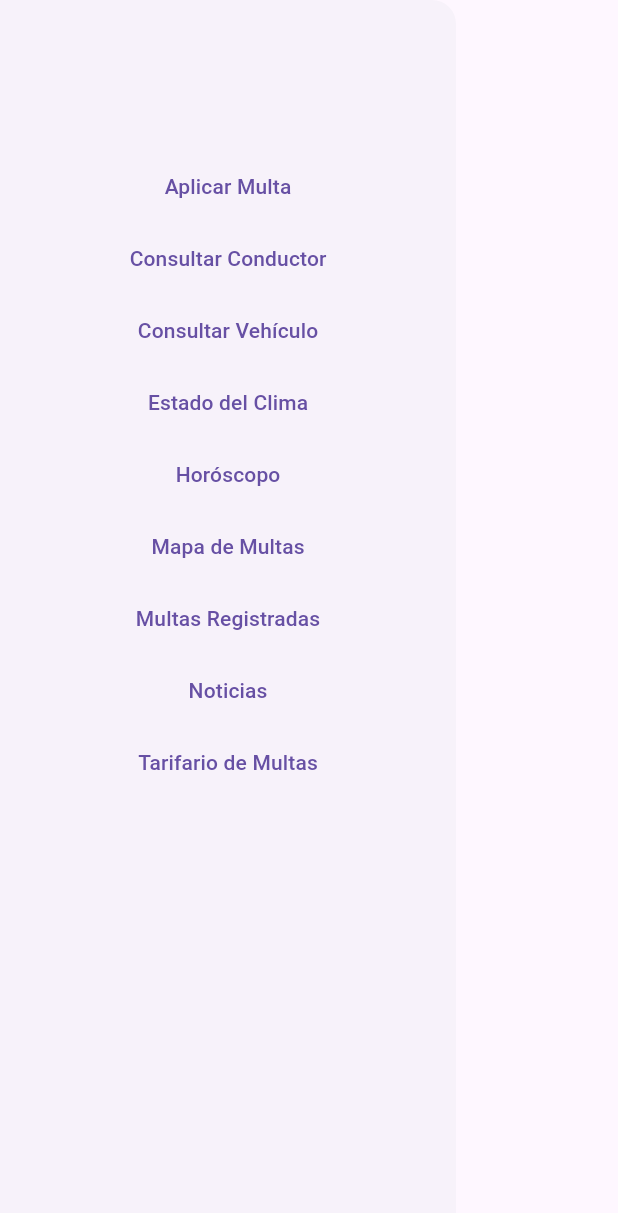
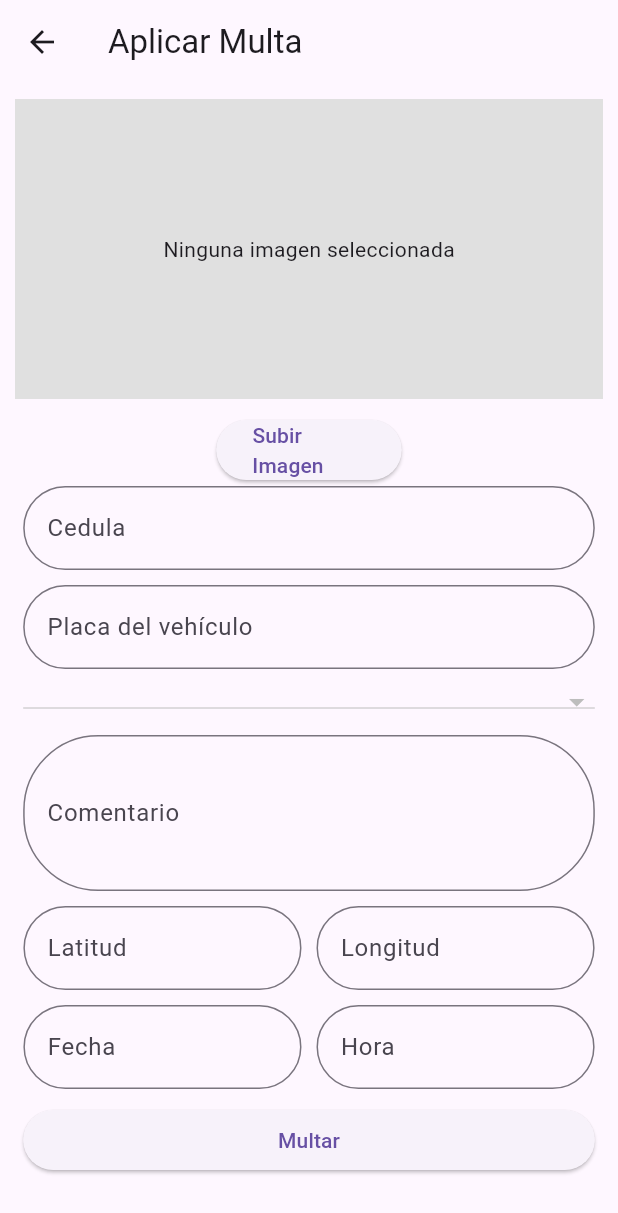
Before and after one commit to ThCh04/FinalApp, a Flutter app: what mainDrawer() shows on an empty page, opened directly, after a tap on "Aplicar Multa", on a phone screen of 412 x 824 dp. Shown: the top 1213 px of the screen. Run offline on Flutter 3.47's test engine with Material 3 defaults, Android fonts, the phone set to English and light mode, and no system bars; our stand-ins replace cloud_firestore, firebase_core, google_maps_flutter, image_picker; accounts and stored records are empty; network calls fail.

Commit message:
FinalApp: Login Funcionando y pantalla de aplicar multas diseñada

```diff
--- /dev/null
+++ b/lib/pages/fines/addFines_page.dart
@@ -0,0 +1,187 @@
+import 'package:flutter/material.dart';
+import 'dart:io';
+import 'package:finalapp/widgets/images_widgets.dart';
+import 'package:image_picker/image_picker.dart';
+
+import '../../services/firebase/image/image_service.dart';
+class FinesPage extends StatefulWidget{
+  const FinesPage({Key? key}) : super(key: key);
+
+  @override
+  _FinesPageState createState() => _FinesPageState();
+}
+
+class _FinesPageState extends State<FinesPage>{
+  File? image_upload;
+  late final XFile? image;
+  @override
+  Widget build(BuildContext context){
+    return Scaffold(
+      appBar: AppBar(
+        title: const Text('Aplicar Multa'),
+      ),
+      body: SingleChildScrollView(
+        child: Column(
+          mainAxisAlignment: MainAxisAlignment.center,
+          children: [
+            image_upload != null ? imgFomrt(image_upload): Container(
+              height: 200,
+              width: double.infinity,
+              margin: const EdgeInsets.all(10),
+              color: Colors.grey[300],
+              child:const Column(
+                mainAxisAlignment: MainAxisAlignment.center,
+                children: [
+                  Text('Ninguna imagen seleccionada')
+                ],
+              ) ,
+
+            ),
+              _imgBtn(),
+              SizedBox(
+                width: MediaQuery.of(context).size.width*0.925,
+                child: Column(
+                  children: [
+                    TextFormField(
+                      keyboardType: TextInputType.number,
+                      controller: null,
+                      decoration:  InputDecoration(
+                        hintText: '000-0000000-0', labelText: 'Cedula',
+                        border: OutlineInputBorder(
+                          borderRadius: BorderRadius.circular(50.0),
+                        ),
+                      ),
+                    ),
+                    const Padding(padding: EdgeInsets.all(5)),
+                    TextFormField(
+                      keyboardType: TextInputType.number,
+                      controller: null,
+                      decoration:  InputDecoration(
+                        hintText: '000-0000000-0', labelText: 'Placa del vehículo',
+                        border: OutlineInputBorder(
+                          borderRadius: BorderRadius.circular(50.0),
+                        ),
+                      ),
+                    ),
+                    const Padding(padding: EdgeInsets.all(5)),
+                    DropdownButton<String>(
+                      isExpanded: true,
+                      items: null,
+                      onChanged: (_){},
+                    ),
+                    const Padding(padding: EdgeInsets.all(5)),
+                    TextFormField(
+                      controller: null,
+                      maxLines: 3,
+                      decoration:  InputDecoration(
+                        hintText: 'Escribe un comentario', labelText: 'Comentario',
+                        border: OutlineInputBorder(
+                          borderRadius: BorderRadius.circular(50.0),
+                        ),
+                      ),
+                    ),
+                  ],
+                ),
+              ),
+            const Padding(padding: EdgeInsets.all(5)),
+            Row(
+              mainAxisAlignment: MainAxisAlignment.center,
+              children: [
+                SizedBox(
+                  width: MediaQuery.of(context).size.width*0.45,
+                  child: TextFormField(
+                    keyboardType: TextInputType.number,
+                    controller: null,
+                    decoration:  InputDecoration(
+                      hintText: '18.7', labelText: 'Latitud',
+                      border: OutlineInputBorder(
+                        borderRadius: BorderRadius.circular(50.0),
+                      ),
+                    ),
+                  ),
+                ),
+                const Padding(padding: EdgeInsets.all(5)),
+                SizedBox(
+                  width: MediaQuery.of(context).size.width*0.45,
+                  child: TextFormField(
+                    keyboardType: TextInputType.number,
+                    controller: null,
+                    decoration:  InputDecoration(
+                      hintText: '-69.6', labelText: 'Longitud',
+                      border: OutlineInputBorder(
+                        borderRadius: BorderRadius.circular(50.0),
+                      ),
+                    ),
+                  ),
+                ),
+              ],
+            ),
+            const Padding(padding: EdgeInsets.all(5)),
+            Row(
+              mainAxisAlignment: MainAxisAlignment.center,
+              children: [
+                SizedBox(
+                  width: MediaQuery.of(context).size.width*0.45,
+                  child: TextFormField(
+                    keyboardType: TextInputType.number,
+                    controller: null,
+                    decoration:  InputDecoration(
+                      hintText: '01/12/2023', labelText: 'Fecha',
+                      border: OutlineInputBorder(
+                        borderRadius: BorderRadius.circular(50.0),
+                      ),
+                    ),
+                  ),
+                ),
+                const Padding(padding: EdgeInsets.all(5)),
+                SizedBox(
+                  width: MediaQuery.of(context).size.width*0.45,
+                  child:   TextFormField(
+                    keyboardType: TextInputType.number,
+                    controller: null,
+                    decoration:  InputDecoration(
+                      hintText: '18:40', labelText: 'Hora',
+                      border: OutlineInputBorder(
+                        borderRadius: BorderRadius.circular(50.0),
+                      ),
+                    ),
+                  ),
+                )
+              ],
+            ),
+            const Padding(padding: EdgeInsets.all(5)),
+            SizedBox(
+              width: MediaQuery.of(context).size.width*0.925,
+              child: Row(
+                children: [
+                  Expanded(
+                    child: ElevatedButton(
+                      onPressed: (){},
+                      child: const Text('Multar'),
+
+                    ),
+                  ),
+                ]
+              ),
+            )
+          ],
+        ),
+      ),
+    );
+  }
+  SizedBox _imgBtn() {
+    return SizedBox(
+      width: MediaQuery.of(context).size.width*0.3,
+      child: ElevatedButton(
+        onPressed: () async{
+          image = await getImage();
+          setState(() {
+            image_upload = File(image!.path);
+          });
+
+        },
+        child: const Text('Subir Imagen'),
+      ),
+    );
+  }
+}
--- a/lib/routes.dart
+++ b/lib/routes.dart
@@ -1,4 +1,5 @@
 import 'package:finalapp/pages/auth/login_page.dart';
+import 'package:finalapp/pages/fines/addFines_page.dart';
 import 'package:finalapp/pages/newsScreen.dart';
 import 'package:finalapp/pages/types_fine_page.dart';
 import 'package:flutter/material.dart';
@@ -11,5 +12,6 @@ Map<String, WidgetBuilder> routesList = {
     "/multas": (context) => MultasRegistradasScreen(),
     "/mapa": (context) => MapaMultasScreen(),
     "/news": (context) => NewsScreen(),
-  "/typesfine": (context) => TypesFinePage(),
+    "/fines": (context) => const FinesPage(),
+  "/typesfine": (context) => const TypesFinePage(),
   };
--- /dev/null
+++ b/lib/services/firebase/image/image_service.dart
@@ -0,0 +1,7 @@
+import 'package:image_picker/image_picker.dart';
+
+Future<XFile?> getImage() async{
+  final ImagePicker picker = ImagePicker();
+  final XFile? image = await picker.pickImage(source: ImageSource.gallery);
+  return image;
+}
--- /dev/null
+++ b/lib/widgets/images_widgets.dart
@@ -0,0 +1,8 @@
+import 'dart:io';
+import 'package:flutter/material.dart';
+
+Widget imgFomrt(File? imageUpload){
+  return Container(
+    child: Image.file(imageUpload!, width: 200, height: 200,),
+  );
+}
--- a/lib/widgets/mainDrawer_widget.dart
+++ b/lib/widgets/mainDrawer_widget.dart
@@ -10,7 +10,9 @@ Widget mainDrawer(BuildContext context){
              children: [
                const Padding(padding:  EdgeInsets.only(top: 100)),
                TextButton(
-                   onPressed: (){},
+                   onPressed: (){
+                     Navigator.of(context).pushReplacementNamed('/fines');
+                   },
                    child: const  Text('Aplicar Multa')
                ),
            TextButton(
--- a/pubspec.yaml
+++ b/pubspec.yaml
@@ -39,6 +39,8 @@ dependencies:
   http:
   firebase_core:
   firebase_auth:
+  image_picker:
+  path:
 
 dev_dependencies:
   flutter_test:
```
Also changed, not shown: pubspec.lock, 2 other files.
